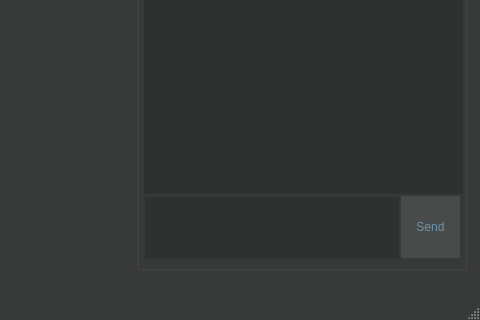
The window that dashboard.ui (sweldon/blastboard) describes before a commit, drawn with Qt 5; both pictures show x 770 to 1250 and y 430 to 750 of the 1250 by 750 pixel window.
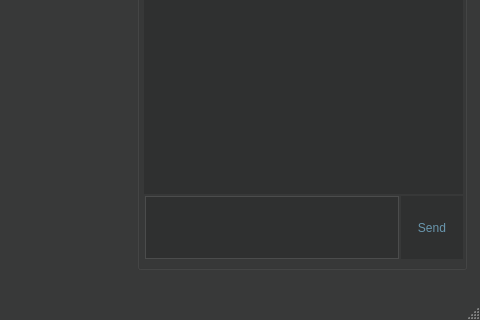
The same window after the commit.

Commit message: Added light up animation to send button when chat message is sendable, added border to chat typing area, added Windows support for gloox library

The edit to the form file:
```diff
--- a/dashboard.ui
+++ b/dashboard.ui
@@ -1331,13 +1331,13 @@
      <property name="geometry">
       <rect>
        <x>8</x>
-       <y>447</y>
+       <y>446</y>
        <width>254</width>
-       <height>62</height>
+       <height>63</height>
       </rect>
      </property>
      <property name="styleSheet">
-      <string notr="true">background-color:#2f3030;border:none;</string>
+      <string notr="true">background-color:#2f3030;border:1px solid #4b4c4c;</string>
      </property>
     </widget>
     <widget class="QPushButton" name="sendMsgBtn">
@@ -1345,16 +1345,19 @@
       <rect>
        <x>264</x>
        <y>446</y>
-       <width>59</width>
-       <height>62</height>
+       <width>62</width>
+       <height>63</height>
       </rect>
      </property>
      <property name="styleSheet">
-      <string notr="true">background-color:#494a4a;border:none;</string>
+      <string notr="true">background-color:#2f3030;border:none;</string>
      </property>
      <property name="text">
       <string>Send</string>
      </property>
+     <property name="autoDefault">
+      <bool>false</bool>
+     </property>
     </widget>
    </widget>
   </widget>
```
Left out of the diff: 8 changed lines with no effect on the pictures. The commit also changes 3 other files.
